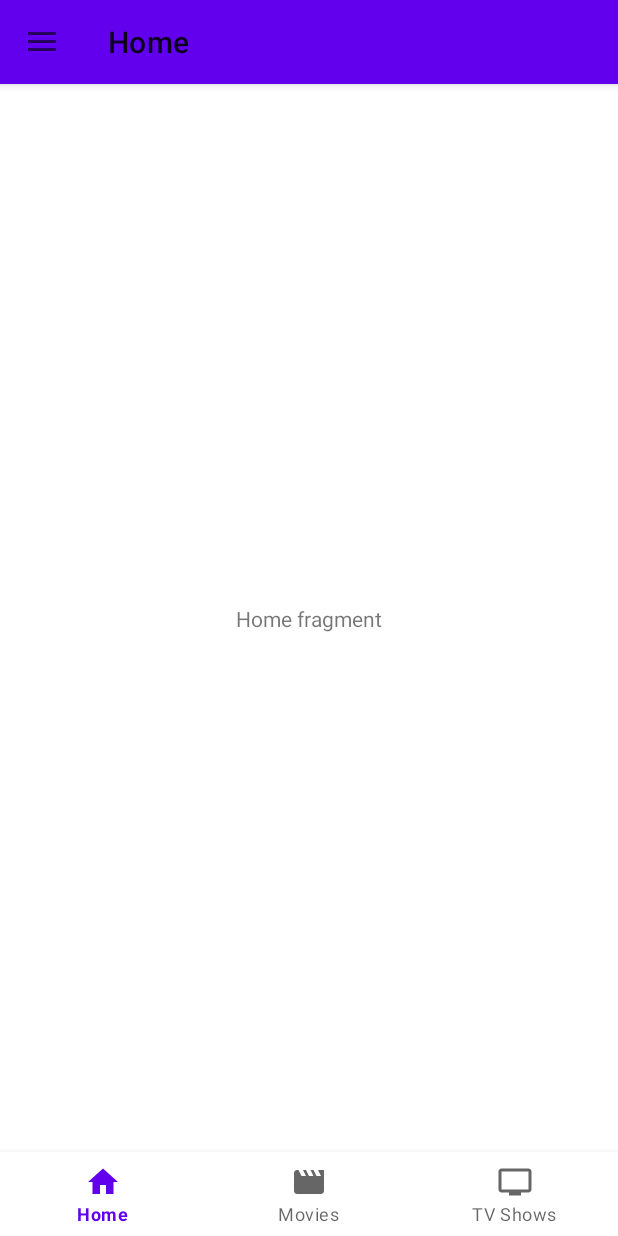
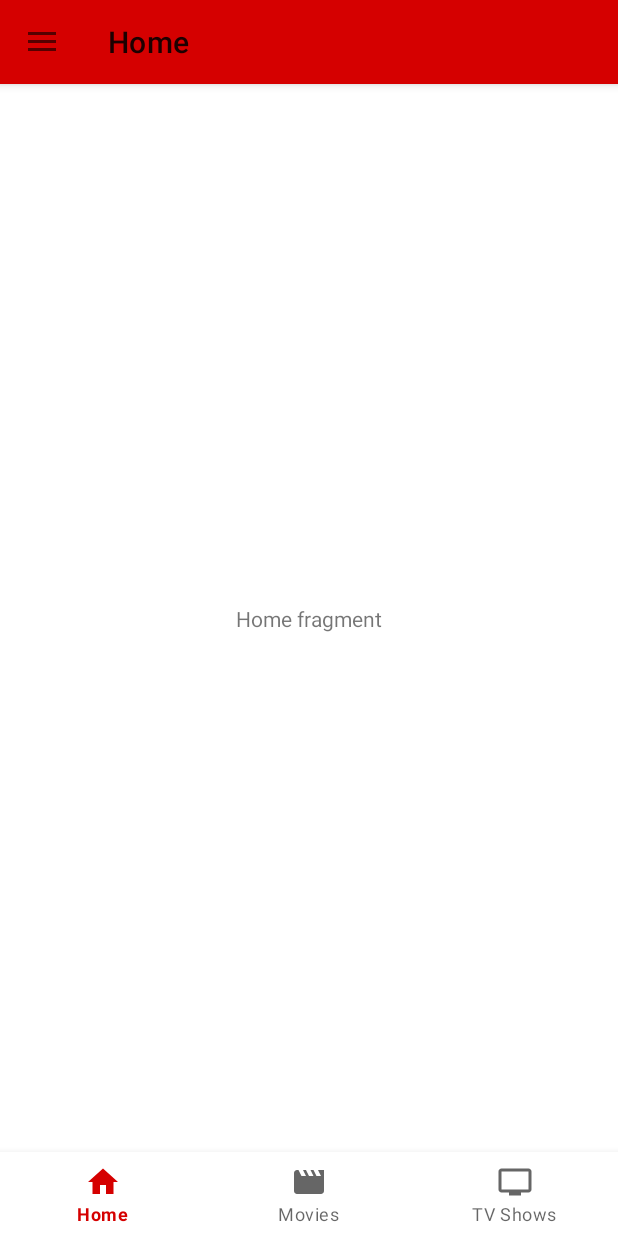
Before and after one commit to admajarois/Mofin_android_app, an Android app: the screen it shows after launch (MainActivity), on a phone screen of 412 x 824 dp. Run offline under Robolectric (Android 15) with nearby library versions, the phone set to English and light mode, and no system bars; our stand-ins replace navigation-ui.

Commit message:
theme is as expected

```diff
--- a/app/src/main/java/com/admaja/mofin/ui/activity/SplashActivity.kt
+++ b/app/src/main/java/com/admaja/mofin/ui/activity/SplashActivity.kt
@@ -1,12 +1,27 @@
 package com.admaja.mofin.ui.activity
 
+import android.content.Intent
 import androidx.appcompat.app.AppCompatActivity
 import android.os.Bundle
+import android.os.Handler
+import android.os.Looper
 import com.admaja.mofin.R
 
 class SplashActivity : AppCompatActivity() {
     override fun onCreate(savedInstanceState: Bundle?) {
         super.onCreate(savedInstanceState)
         setContentView(R.layout.activity_splash)
+        supportActionBar?.hide()
+
+        Handler(Looper.getMainLooper()).postDelayed({
+            val intent = Intent(this@SplashActivity, MainActivity::class.java)
+            startActivity(intent)
+            finish()
+        }, delay)
+
+    }
+
+    companion object {
+        const val delay = 5000L
     }
 }
--- a/app/src/main/res/values-night/themes.xml
+++ b/app/src/main/res/values-night/themes.xml
@@ -2,12 +2,12 @@
     <!-- Base application theme. -->
     <style name="Theme.Mofin" parent="Theme.MaterialComponents.DayNight.DarkActionBar">
         <!-- Primary brand color. -->
-        <item name="colorPrimary">@color/purple_200</item>
-        <item name="colorPrimaryVariant">@color/purple_700</item>
-        <item name="colorOnPrimary">@color/black</item>
+        <item name="colorPrimary">@color/red_light</item>
+        <item name="colorPrimaryVariant">@color/red_dark</item>
+        <item name="colorOnPrimary">@color/white</item>
         <!-- Secondary brand color. -->
-        <item name="colorSecondary">@color/teal_200</item>
-        <item name="colorSecondaryVariant">@color/teal_200</item>
+        <item name="colorSecondary">@color/amber_light</item>
+        <item name="colorSecondaryVariant">@color/amber_light</item>
         <item name="colorOnSecondary">@color/black</item>
         <!-- Status bar color. -->
         <item name="android:statusBarColor" tools:targetApi="l">?attr/colorPrimaryVariant</item>
--- a/app/src/main/res/values/colors.xml
+++ b/app/src/main/res/values/colors.xml
@@ -7,4 +7,13 @@
     <color name="teal_700">#FF018786</color>
     <color name="black">#FF000000</color>
     <color name="white">#FFFFFFFF</color>
+
+    <color name="red">#d50000</color>
+    <color name="red_light">#ff5131</color>
+    <color name="red_dark">#9b0000</color>
+    <color name="amber">#ffca28</color>
+    <color name="amber_light">#fffd61</color>
+    <color name="amber_dark">#c79a00</color>
+    <color name="primaryTextColor">#ffffff</color>
+    <color name="secondaryTextColor">#000000</color>
 </resources>
--- a/app/src/main/res/values/themes.xml
+++ b/app/src/main/res/values/themes.xml
@@ -2,12 +2,12 @@
     <!-- Base application theme. -->
     <style name="Theme.Mofin" parent="Theme.MaterialComponents.DayNight.DarkActionBar">
         <!-- Primary brand color. -->
-        <item name="colorPrimary">@color/purple_500</item>
-        <item name="colorPrimaryVariant">@color/purple_700</item>
+        <item name="colorPrimary">@color/red</item>
+        <item name="colorPrimaryVariant">@color/red_dark</item>
         <item name="colorOnPrimary">@color/white</item>
         <!-- Secondary brand color. -->
-        <item name="colorSecondary">@color/teal_200</item>
-        <item name="colorSecondaryVariant">@color/teal_700</item>
+        <item name="colorSecondary">@color/amber_light</item>
+        <item name="colorSecondaryVariant">@color/amber_dark</item>
         <item name="colorOnSecondary">@color/black</item>
         <!-- Status bar color. -->
         <item name="android:statusBarColor" tools:targetApi="l">?attr/colorPrimaryVariant</item>
```
Also changed, not shown: app/src/main/AndroidManifest.xml (+5 -5 lines), app/src/main/res/drawable/ic_mofin.xml (added, +23 -0 lines), app/src/main/res/layout/activity_splash.xml (+9 -0 lines).
